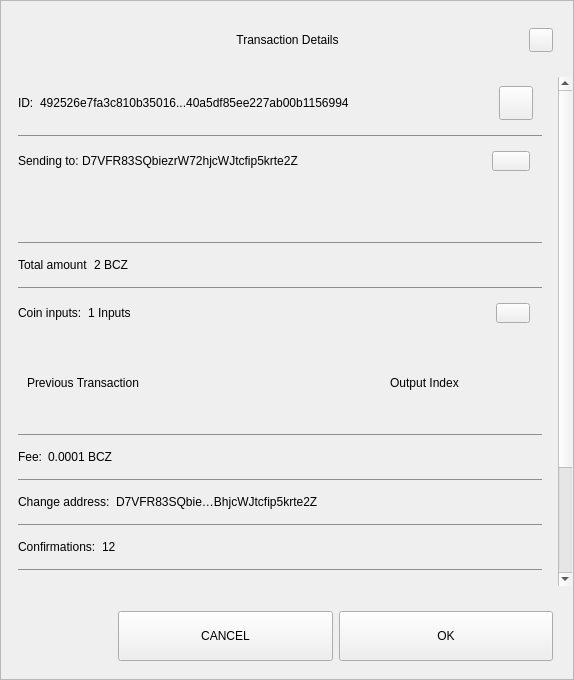
Qt form src/qt/bcz/forms/sendconfirmdialog.ui (SpecialCoins/bitcoincz) before a commit.
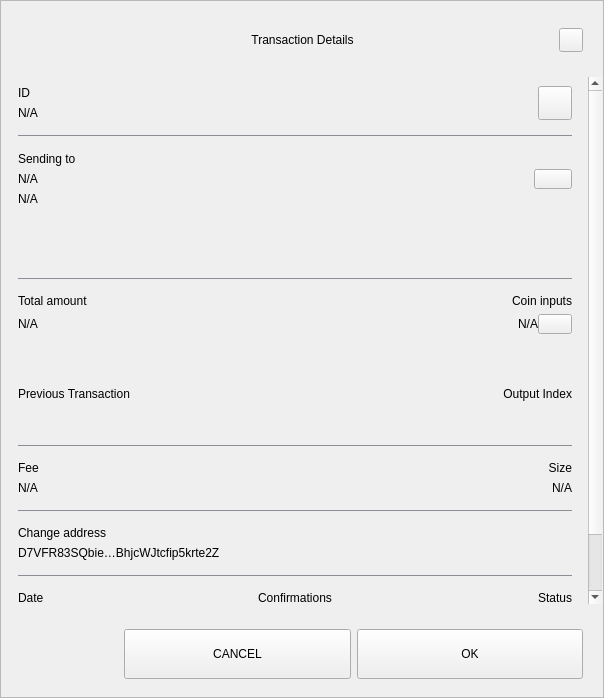
The same form after that commit.

Diff of the .ui file:
```diff
--- a/src/qt/bcz/forms/sendconfirmdialog.ui
+++ b/src/qt/bcz/forms/sendconfirmdialog.ui
@@ -6,8 +6,8 @@
    <rect>
     <x>0</x>
     <y>0</y>
-    <width>574</width>
-    <height>680</height>
+    <width>604</width>
+    <height>698</height>
    </rect>
   </property>
   <property name="sizePolicy">
@@ -218,8 +218,8 @@
              <rect>
               <x>0</x>
               <y>0</y>
-              <width>556</width>
-              <height>672</height>
+              <width>586</width>
+              <height>644</height>
              </rect>
             </property>
             <property name="autoFillBackground">
@@ -263,10 +263,15 @@
                 </property>
                 <item>
                  <widget class="QWidget" name="contentID" native="true">
-                  <layout class="QHBoxLayout" name="horizontalLayout_12" stretch="0,1,0">
+                  <layout class="QHBoxLayout" name="horizontalLayout_12" stretch="0,0">
                    <property name="leftMargin">
                     <number>0</number>
                    </property>
+                   <property name="rightMargin">
+                    <number>0</number>
+                   </property>
+                   <item>
+                    <layout class="QVBoxLayout" name="contentID_int">
                    <item>
                     <widget class="QLabel" name="labelId">
                      <property name="maximumSize">
@@ -276,16 +281,18 @@
                       </size>
                      </property>
                      <property name="text">
-                      <string>ID:</string>
+                        <string>ID</string>
                      </property>
                     </widget>
                    </item>
                    <item>
                     <widget class="QLabel" name="textId">
                      <property name="text">
-                      <string>492526e7fa3c810b35016...40a5df85ee227ab00b1156994</string>
-                     </property>
-                    </widget>
+                        <string notr="true">N/A</string>
+                       </property>
+                      </widget>
+                     </item>
+                    </layout>
                    </item>
                    <item>
                     <widget class="QPushButton" name="pushCopy">
@@ -319,7 +326,7 @@
                  </widget>
                 </item>
                 <item>
-                 <widget class="QLabel" name="labelDivider9">
+                 <widget class="QLabel" name="labelDividerID">
                   <property name="maximumSize">
                    <size>
                     <width>16777215</width>
@@ -335,16 +342,36 @@
                  </widget>
                 </item>
                 <item>
-                 <widget class="QWidget" name="contentOutputs" native="true">
-                  <layout class="QHBoxLayout" name="horizontalLayout_11" stretch="0,3,0">
+                 <widget class="QWidget" name="contentOutputsLabel" native="true">
+                  <layout class="QHBoxLayout" name="horizontalLayout_11" stretch="0,0">
                    <property name="spacing">
+                    <number>6</number>
+                   </property>
+                   <property name="leftMargin">
                     <number>0</number>
                    </property>
+                   <property name="topMargin">
+                    <number>9</number>
+                   </property>
+                   <property name="rightMargin">
+                    <number>0</number>
+                   </property>
+                   <property name="bottomMargin">
+                    <number>9</number>
+                   </property>
+                   <item>
+                    <layout class="QVBoxLayout" name="contentOutputsLabel_int">
                    <property name="leftMargin">
                     <number>0</number>
                    </property>
+                     <property name="topMargin">
+                      <number>1</number>
+                     </property>
                    <property name="rightMargin">
-                    <number>12</number>
+                      <number>6</number>
+                     </property>
+                     <property name="bottomMargin">
+                      <number>1</number>
                    </property>
                    <item>
                     <widget class="QLabel" name="labelSend">
@@ -355,16 +382,43 @@
                       </size>
                      </property>
                      <property name="text">
-                      <string>Sending to: </string>
+                        <string>Sending to</string>
+                       </property>
+                      </widget>
+                     </item>
+                     <item>
+                      <widget class="QWidget" name="widget" native="true">
+                       <layout class="QVBoxLayout" name="verticalLayout_6">
+                        <property name="leftMargin">
+                         <number>0</number>
+                        </property>
+                        <property name="topMargin">
+                         <number>0</number>
+                        </property>
+                        <property name="rightMargin">
+                         <number>0</number>
+                        </property>
+                        <property name="bottomMargin">
+                         <number>0</number>
+                        </property>
+                        <item>
+                         <widget class="QLabel" name="textSendLabel">
+                          <property name="text">
+                           <string notr="true">N/A</string>
                      </property>
                     </widget>
                    </item>
                    <item>
                     <widget class="QLabel" name="textSend">
                      <property name="text">
-                      <string>D7VFR83SQbiezrW72hjcWJtcfip5krte2Z </string>
-                     </property>
-                    </widget>
+                           <string notr="true">N/A</string>
+                          </property>
+                         </widget>
+                        </item>
+                       </layout>
+                      </widget>
+                     </item>
+                    </layout>
                    </item>
                    <item>
                     <widget class="QPushButton" name="pushOutputs">
@@ -415,7 +469,7 @@
                     <rect>
                      <x>0</x>
                      <y>0</y>
-                     <width>522</width>
+                     <width>552</width>
                      <height>48</height>
                     </rect>
                    </property>
@@ -428,7 +482,7 @@
                  </widget>
                 </item>
                 <item>
-                 <widget class="QLabel" name="labelDivider8">
+                 <widget class="QLabel" name="labelDividerOutputs">
                   <property name="maximumSize">
                    <size>
                     <width>16777215</width>
@@ -444,12 +498,31 @@
                  </widget>
                 </item>
                 <item>
-                 <widget class="QWidget" name="contentAmount" native="true">
-                  <layout class="QHBoxLayout" name="horizontalLayout_4" stretch="0,1">
+                 <widget class="QWidget" name="gridAmounts" native="true">
+                  <layout class="QGridLayout" name="contentAmountInputs">
                    <property name="leftMargin">
                     <number>0</number>
                    </property>
-                   <item>
+                   <property name="topMargin">
+                    <number>9</number>
+                   </property>
+                   <property name="rightMargin">
+                    <number>0</number>
+                   </property>
+                   <property name="bottomMargin">
+                    <number>9</number>
+                   </property>
+                   <property name="horizontalSpacing">
+                    <number>12</number>
+                   </property>
+                   <item row="1" column="0">
+                    <widget class="QLabel" name="textAmount">
+                     <property name="text">
+                      <string notr="true">N/A</string>
+                     </property>
+                    </widget>
+                   </item>
+                   <item row="0" column="0">
                     <widget class="QLabel" name="labelAmount">
                      <property name="maximumSize">
                       <size>
@@ -462,42 +535,7 @@
                      </property>
                     </widget>
                    </item>
-                   <item>
-                    <widget class="QLabel" name="textAmount">
-                     <property name="text">
-                      <string>2 BCZ</string>
-                     </property>
-                    </widget>
-                   </item>
-                  </layout>
-                 </widget>
-                </item>
-                <item>
-                 <widget class="QLabel" name="labelDivider6">
-                  <property name="maximumSize">
-                   <size>
-                    <width>16777215</width>
-                    <height>1</height>
-                   </size>
-                  </property>
-                  <property name="styleSheet">
-                   <string notr="true">background-color:#908c96;</string>
-                  </property>
-                  <property name="text">
-                   <string/>
-                  </property>
-                 </widget>
-                </item>
-                <item>
-                 <widget class="QWidget" name="contentInputs" native="true">
-                  <layout class="QHBoxLayout" name="horizontalLayout" stretch="0,2,0">
-                   <property name="leftMargin">
-                    <number>0</number>
-                   </property>
-                   <property name="rightMargin">
-                    <number>12</number>
-                   </property>
-                   <item>
+                   <item row="0" column="3">
                     <widget class="QLabel" name="labelInputs">
                      <property name="sizePolicy">
                       <sizepolicy hsizetype="Minimum" vsizetype="Preferred">
@@ -512,14 +550,22 @@
                       </size>
                      </property>
                      <property name="text">
-                      <string>Coin inputs:</string>
+                      <string>Coin inputs</string>
+                     </property>
+                     <property name="alignment">
+                      <set>Qt::AlignRight|Qt::AlignTrailing|Qt::AlignVCenter</set>
                      </property>
                     </widget>
                    </item>
+                   <item row="1" column="3">
+                    <layout class="QHBoxLayout" name="horizontalLayout">
                    <item>
                     <widget class="QLabel" name="textInputs">
                      <property name="text">
-                      <string>1 Inputs</string>
+                        <string notr="true">N/A</string>
+                       </property>
+                       <property name="alignment">
+                        <set>Qt::AlignRight|Qt::AlignTrailing|Qt::AlignVCenter</set>
                      </property>
                     </widget>
                    </item>
@@ -534,6 +580,9 @@
                      <property name="focusPolicy">
                       <enum>Qt::NoFocus</enum>
                      </property>
+                       <property name="layoutDirection">
+                        <enum>Qt::LeftToRight</enum>
+                       </property>
                      <property name="styleSheet">
                       <string notr="true"/>
                      </property>
@@ -541,6 +590,8 @@
                       <string/>
                      </property>
                     </widget>
+                     </item>
+                    </layout>
                    </item>
                   </layout>
                  </widget>
@@ -559,13 +610,41 @@
                     <height>90</height>
                    </size>
                   </property>
-                  <layout class="QGridLayout" name="gridLayoutInput" columnstretch="5,2" rowminimumheight="0">
+                  <property name="lineWidth">
+                   <number>0</number>
+                  </property>
+                  <layout class="QGridLayout" name="gridLayoutInput" columnstretch="5,0">
                    <property name="sizeConstraint">
                     <enum>QLayout::SetMaximumSize</enum>
                    </property>
+                   <property name="leftMargin">
+                    <number>0</number>
+                   </property>
+                   <property name="rightMargin">
+                    <number>0</number>
+                   </property>
                    <property name="verticalSpacing">
                     <number>0</number>
                    </property>
+                   <item row="0" column="1">
+                    <widget class="QLabel" name="labelOutputIndex">
+                     <property name="layoutDirection">
+                      <enum>Qt::LeftToRight</enum>
+                     </property>
+                     <property name="text">
+                      <string>Output Index</string>
+                     </property>
+                     <property name="textFormat">
+                      <enum>Qt::AutoText</enum>
+                     </property>
+                     <property name="alignment">
+                      <set>Qt::AlignRight|Qt::AlignTrailing|Qt::AlignVCenter</set>
+                     </property>
+                     <property name="margin">
+                      <number>0</number>
+                     </property>
+                    </widget>
+                   </item>
                    <item row="0" column="0" alignment="Qt::AlignLeft">
                     <widget class="QLabel" name="labelTitlePrevTx">
                      <property name="text">
@@ -573,21 +652,11 @@
                      </property>
                     </widget>
                    </item>
-                   <item row="0" column="1" alignment="Qt::AlignLeft">
-                    <widget class="QLabel" name="labelOutputIndex">
-                     <property name="text">
-                      <string>Output Index</string>
-                     </property>
-                     <property name="alignment">
-                      <set>Qt::AlignCenter</set>
-                     </property>
-                    </widget>
-                   </item>
                   </layout>
                  </widget>
                 </item>
                 <item>
-                 <widget class="QLabel" name="labelDivider1">
+                 <widget class="QLabel" name="labelDividerPrevtx">
                   <property name="maximumSize">
                    <size>
                     <width>16777215</width>
@@ -603,9 +672,19 @@
                  </widget>
                 </item>
                 <item>
-                 <widget class="QWidget" name="contentFee" native="true">
-                  <layout class="QHBoxLayout" name="horizontalLayout_7" stretch="0,1">
-                   <property name="leftMargin">
+                 <layout class="QHBoxLayout" name="contentFeeSize">
+                  <property name="topMargin">
+                   <number>9</number>
+                  </property>
+                  <property name="bottomMargin">
+                   <number>9</number>
+                  </property>
+                  <item>
+                   <layout class="QVBoxLayout" name="contentFee">
+                    <property name="topMargin">
+                     <number>0</number>
+                    </property>
+                    <property name="bottomMargin">
                     <number>0</number>
                    </property>
                    <item>
@@ -617,22 +696,64 @@
                       </size>
                      </property>
                      <property name="text">
-                      <string>Fee:</string>
+                       <string>Fee</string>
                      </property>
                     </widget>
                    </item>
                    <item>
                     <widget class="QLabel" name="textFee">
                      <property name="text">
-                      <string>0.0001 BCZ</string>
+                       <string notr="true">N/A</string>
                      </property>
                     </widget>
                    </item>
                   </layout>
+                  </item>
+                  <item>
+                   <widget class="QWidget" name="contentSize" native="true">
+                    <layout class="QVBoxLayout" name="contentSize_layout">
+                     <property name="topMargin">
+                      <number>0</number>
+                     </property>
+                     <property name="rightMargin">
+                      <number>0</number>
+                     </property>
+                     <property name="bottomMargin">
+                      <number>0</number>
+                     </property>
+                     <item>
+                      <widget class="QLabel" name="labelSize">
+                       <property name="maximumSize">
+                        <size>
+                         <width>16777215</width>
+                         <height>16777215</height>
+                        </size>
+                       </property>
+                       <property name="text">
+                        <string>Size</string>
+                       </property>
+                       <property name="alignment">
+                        <set>Qt::AlignRight|Qt::AlignTrailing|Qt::AlignVCenter</set>
+                       </property>
                  </widget>
                 </item>
                 <item>
-                 <widget class="QLabel" name="labelDivider2">
+                      <widget class="QLabel" name="textSize">
+                       <property name="text">
+                        <string notr="true">N/A</string>
+                       </property>
+                       <property name="alignment">
+                        <set>Qt::AlignRight|Qt::AlignTrailing|Qt::AlignVCenter</set>
+                       </property>
+                      </widget>
+                     </item>
+                    </layout>
+                   </widget>
+                  </item>
+                 </layout>
+                </item>
+                <item>
+                 <widget class="QLabel" name="labelDividerFeeSize">
                   <property name="maximumSize">
                    <size>
                     <width>16777215</width>
@@ -649,10 +770,19 @@
                 </item>
                 <item>
                  <widget class="QWidget" name="contentChangeAddress" native="true">
-                  <layout class="QHBoxLayout" name="horizontalLayout_6" stretch="0,1">
+                  <layout class="QVBoxLayout" name="contentChangeAddress_layout">
                    <property name="leftMargin">
                     <number>0</number>
                    </property>
+                   <property name="topMargin">
+                    <number>9</number>
+                   </property>
+                   <property name="rightMargin">
+                    <number>0</number>
+                   </property>
+                   <property name="bottomMargin">
+                    <number>9</number>
+                   </property>
                    <item>
                     <widget class="QLabel" name="labelChange">
                      <property name="maximumSize">
@@ -662,7 +792,7 @@
                       </size>
                      </property>
                      <property name="text">
-                      <string>Change address:</string>
+                      <string>Change address</string>
                      </property>
                     </widget>
                    </item>
@@ -677,7 +807,7 @@
                  </widget>
                 </item>
                 <item>
-                 <widget class="QLabel" name="labelDivider4">
+                 <widget class="QLabel" name="labelDividerChange">
                   <property name="maximumSize">
                    <size>
                     <width>16777215</width>
@@ -693,12 +823,25 @@
                  </widget>
                 </item>
                 <item>
-                 <widget class="QWidget" name="contentConfirmations" native="true">
-                  <layout class="QHBoxLayout" name="horizontalLayout_8" stretch="0,1">
+                 <widget class="QWidget" name="gridConfDateStatus" native="true">
+                  <layout class="QGridLayout" name="contentConfDateStatus">
                    <property name="leftMargin">
                     <number>0</number>
                    </property>
-                   <item>
+                   <property name="rightMargin">
+                    <number>0</number>
+                   </property>
+                   <item row="1" column="3">
+                    <widget class="QLabel" name="textStatus">
+                     <property name="text">
+                      <string>Spendable</string>
+                     </property>
+                     <property name="alignment">
+                      <set>Qt::AlignRight|Qt::AlignTrailing|Qt::AlignVCenter</set>
+                     </property>
+                    </widget>
+                   </item>
+                   <item row="0" column="1">
                     <widget class="QLabel" name="labelConfirmations">
                      <property name="maximumSize">
                       <size>
@@ -707,88 +850,40 @@
                       </size>
                      </property>
                      <property name="text">
-                      <string>Confirmations:</string>
+                      <string>Confirmations</string>
                      </property>
+                     <property name="alignment">
+                      <set>Qt::AlignCenter</set>
+                     </property>
                     </widget>
                    </item>
-                   <item>
+                   <item row="0" column="3">
+                    <widget class="QLabel" name="labelStatus">
+                     <property name="maximumSize">
+                      <size>
+                       <width>16777215</width>
+                       <height>16777215</height>
+                      </size>
+                     </property>
+                     <property name="text">
+                      <string>Status</string>
+                     </property>
+                     <property name="alignment">
+                      <set>Qt::AlignRight|Qt::AlignTrailing|Qt::AlignVCenter</set>
+                     </property>
+                    </widget>
+                   </item>
+                   <item row="1" column="1">
                     <widget class="QLabel" name="textConfirmations">
                      <property name="text">
-                      <string>12</string>
+                      <string notr="true">N/A</string>
                      </property>
-                    </widget>
-                   </item>
-                  </layout>
-                 </widget>
-                </item>
-                <item>
-                 <widget class="QLabel" name="labelDivider7">
-                  <property name="maximumSize">
-                   <size>
-                    <width>16777215</width>
-                    <height>1</height>
-                   </size>
-                  </property>
-                  <property name="styleSheet">
-                   <string notr="true">background-color:#908c96;</string>
-                  </property>
-                  <property name="text">
-                   <string/>
-                  </property>
-                 </widget>
-                </item>
-                <item>
-                 <widget class="QWidget" name="contentSize" native="true">
-                  <layout class="QHBoxLayout" name="horizontalLayout_9" stretch="0,1">
-                   <property name="leftMargin">
-                    <number>0</number>
-                   </property>
-                   <item>
-                    <widget class="QLabel" name="labelSize">
-                     <property name="maximumSize">
-                      <size>
-                       <width>16777215</width>
-                       <height>16777215</height>
-                      </size>
-                     </property>
-                     <property name="text">
-                      <string>Size:</string>
-                     </property>
-                    </widget>
-                   </item>
-                   <item>
-                    <widget class="QLabel" name="textSize">
-                     <property name="text">
-                      <string>2 kB</string>
-                     </property>
-                    </widget>
-                   </item>
-                  </layout>
-                 </widget>
-                </item>
-                <item>
-                 <widget class="QLabel" name="labelDivider3">
-                  <property name="maximumSize">
-                   <size>
-                    <width>16777215</width>
-                    <height>1</height>
-                   </size>
-                  </property>
-                  <property name="styleSheet">
-                   <string notr="true">background-color:#908c96;</string>
-                  </property>
-                  <property name="text">
-                   <string/>
-                  </property>
-                 </widget>
-                </item>
-                <item>
-                 <widget class="QWidget" name="contentDate" native="true">
-                  <layout class="QHBoxLayout" name="horizontalLayout_5" stretch="0,1">
-                   <property name="leftMargin">
-                    <number>0</number>
-                   </property>
-                   <item>
+                     <property name="alignment">
+                      <set>Qt::AlignCenter</set>
+                     </property>
+                    </widget>
+                   </item>
+                   <item row="0" column="0">
                     <widget class="QLabel" name="labelDate">
                      <property name="maximumSize">
                       <size>
@@ -797,22 +892,28 @@
                       </size>
                      </property>
                      <property name="text">
-                      <string>Date:</string>
+                      <string>Date</string>
+                     </property>
+                     <property name="alignment">
+                      <set>Qt::AlignLeading|Qt::AlignLeft|Qt::AlignVCenter</set>
                      </property>
                     </widget>
                    </item>
-                   <item>
+                   <item row="1" column="0">
                     <widget class="QLabel" name="textDate">
                      <property name="text">
                       <string>May 25, 2017</string>
                      </property>
+                     <property name="alignment">
+                      <set>Qt::AlignLeading|Qt::AlignLeft|Qt::AlignVCenter</set>
+                     </property>
                     </widget>
                    </item>
                   </layout>
                  </widget>
                 </item>
                 <item>
-                 <widget class="QLabel" name="labelDivider5">
+                 <widget class="QLabel" name="labelDividerConfs">
                   <property name="maximumSize">
                    <size>
                     <width>16777215</width>
@@ -827,35 +928,6 @@
                   </property>
                  </widget>
                 </item>
-                <item>
-                 <widget class="QWidget" name="contentStatus" native="true">
-                  <layout class="QHBoxLayout" name="horizontalLayout_10" stretch="0,1">
-                   <property name="leftMargin">
-                    <number>0</number>
-                   </property>
-                   <item>
-                    <widget class="QLabel" name="labelStatus">
-                     <property name="maximumSize">
-                      <size>
-                       <width>16777215</width>
-                       <height>16777215</height>
-                      </size>
-                     </property>
-                     <property name="text">
-                      <string>Status:</string>
-                     </property>
-                    </widget>
-                   </item>
-                   <item>
-                    <widget class="QLabel" name="textStatus">
-                     <property name="text">
-                      <string>Spendable</string>
-                     </property>
-                    </widget>
-                   </item>
-                  </layout>
-                 </widget>
-                </item>
                 <item>
                  <spacer name="verticalSpacer_2">
                   <property name="orientation">
```
Lines whose indentation alone changed are shown as unchanged.
